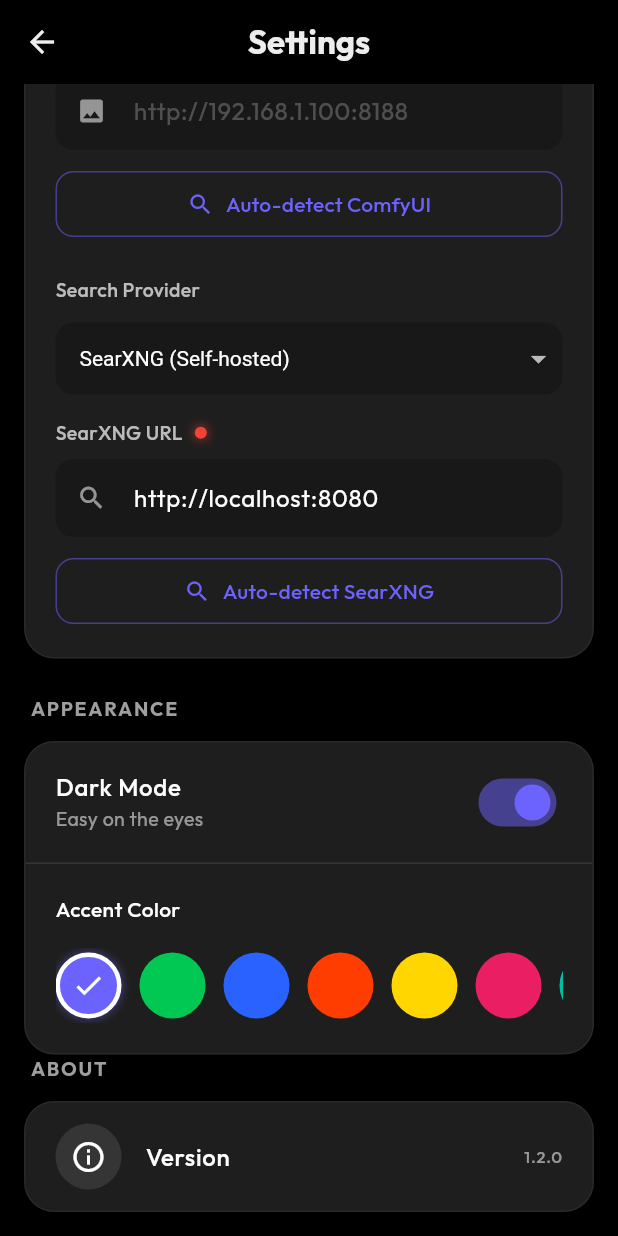
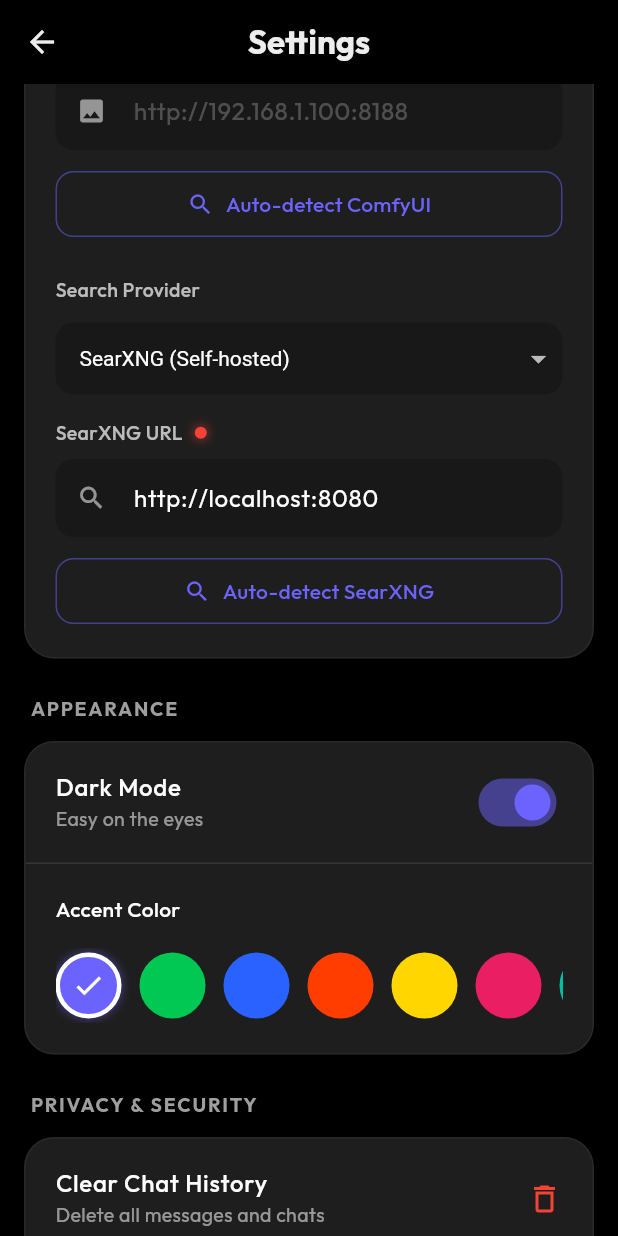
Before and after one commit to shreyashp77/ChadGPT, a Flutter app: the SettingsScreen screen opened by its route, scrolled down 648 dp, on a phone screen of 412 x 824 dp. Run offline on Flutter 3.47's test engine with Material 3 defaults, Android fonts, the phone set to English and light mode, and no system bars; our stand-ins replace file_picker, flutter_animate, flutter_local_notifications, flutter_markdown, flutter_secure_storage, flutter_tts and 9 more; missing offline and left inert: flutter_foreground_task, flutter_highlighter, gal, llama_flutter_android, markdown, pasteboard; accounts and stored records are empty.

Commit message:
feat: add secure storage service and data wiping options to settings

```diff
--- a/lib/providers/chat_provider.dart
+++ b/lib/providers/chat_provider.dart
@@ -574,7 +574,6 @@ class ChatProvider with ChangeNotifier, WidgetsBindingObserver {
       await _dbService.insertMessage(userMsg, false);
     }
 
-    print('DEBUG: sendMessage called. Content: $content');
 
     // 3. Validation - For local models, check LocalModelService instead of selectedModelId
     final isLocalModel = _settingsProvider.settings.apiProvider == ApiProvider.localModel;
@@ -597,7 +596,6 @@ class ChatProvider with ChangeNotifier, WidgetsBindingObserver {
          return;
     }
 
-    print('DEBUG: Calling _generateAssistantResponse');
     // 4. Trigger Response (NON-BLOCKING)
     _generateAssistantResponse(content, useWebSearch: useWebSearch);
   }
@@ -1056,7 +1054,6 @@ class ChatProvider with ChangeNotifier, WidgetsBindingObserver {
     // Response content (declared here so it's accessible in catch block)
     String fullResponse = "";
 
-    print('DEBUG: _generateAssistantResponse started');
     try {
       // Check if using local model provider
       final isLocalModel = _settingsProvider.settings.apiProvider == ApiProvider.localModel;
@@ -1069,7 +1066,6 @@ class ChatProvider with ChangeNotifier, WidgetsBindingObserver {
 
       if (_abortGeneration) return;
 
-      print('DEBUG: Starting stream');
       // For local models, modelId is not used (model is managed by LocalModelService)
       final effectiveModelId = isLocalModel
           ? 'local'
@@ -1090,7 +1086,6 @@ class ChatProvider with ChangeNotifier, WidgetsBindingObserver {
       int lastHapticTime = 0; // Timestamp for throttling
 
       await for (final chunk in stream) {
-        print('DEBUG: Received chunk: ${chunk.content?.length}');
         if (_abortGeneration) break;
 
         // Handle content
@@ -1218,7 +1213,6 @@ class ChatProvider with ChangeNotifier, WidgetsBindingObserver {
       }
 
     } catch (e) {
-      print('DEBUG: _generateAssistantResponse error: $e');
       // If app is in background and we have partial content, treat as truncation not error
       final isConnectionError = e.toString().contains('Connection closed') ||
                                  e.toString().contains('ClientException');
--- a/lib/screens/settings_screen.dart
+++ b/lib/screens/settings_screen.dart
@@ -96,6 +96,14 @@ class _SettingsScreenState extends State<SettingsScreen> {
                 const SizedBox(height: 8),
                 _buildAppearanceCard(context, settings, settingsProvider),
 
+                const SizedBox(height: 24),
+
+                _buildSectionHeader('Privacy & Security'),
+                const SizedBox(height: 8),
+                _buildPrivacyCard(context, settings, settingsProvider),
+
+
+                const SizedBox(height: 24),
 
                  _buildSectionHeader('About'),
                  const SizedBox(height: 8),
@@ -715,6 +723,72 @@ class _SettingsScreenState extends State<SettingsScreen> {
     );
   }
 
+  Widget _buildPrivacyCard(BuildContext context, AppSettings settings, SettingsProvider settingsProvider) {
+    final isDark = Theme.of(context).brightness == Brightness.dark;
+    final textColor = isDark ? Colors.white : Colors.black87;
+    final subtitleColor = isDark ? Colors.white54 : Colors.black54;
+    final dividerColor = isDark ? Colors.white10 : Colors.black12;
+
+    return _buildCard(
+      context: context,
+      child: Column(
+        children: [
+          ListTile(
+            contentPadding: const EdgeInsets.symmetric(horizontal: 20, vertical: 4),
+            title: Text('Clear Chat History', style: TextStyle(color: textColor, fontWeight: FontWeight.w500)),
+            subtitle: Text('Delete all messages and chats', style: TextStyle(color: subtitleColor, fontSize: 13)),
+            trailing: const Icon(Icons.delete_outline, color: Colors.red),
+            onTap: () => _showClearConfirmation(context, settingsProvider, false),
+          ),
+          Divider(height: 1, color: dividerColor),
+          ListTile(
+               contentPadding: const EdgeInsets.symmetric(horizontal: 20, vertical: 4),
+               title: Text('Wipe All Data', style: TextStyle(color: Colors.red, fontWeight: FontWeight.bold)),
+               subtitle: Text('Delete logs, settings, and models', style: TextStyle(color: subtitleColor, fontSize: 13)),
+               trailing: const Icon(Icons.delete_forever, color: Colors.red),
+               onTap: () => _showClearConfirmation(context, settingsProvider, true),
+          ),
+        ],
+      ),
+    );
+  }
+
+  void _showClearConfirmation(BuildContext context, SettingsProvider provider, bool isFullWipe) {
+      showDialog(
+          context: context,
+          builder: (ctx) => AlertDialog(
+              backgroundColor: Theme.of(context).brightness == Brightness.dark ? const Color(0xFF2C2C2C) : Colors.white,
+              title: Text(isFullWipe ? 'Wipe All Data?' : 'Clear History?', style: TextStyle(color: Theme.of(context).brightness == Brightness.dark ? Colors.white : Colors.black, fontWeight: FontWeight.bold)),
+              content: Text(
+                  isFullWipe
+                    ? 'This will permanently delete ALL app data, including settings, API keys, downloaded models meta-data, and chat history. This action cannot be undone.'
+                    : 'This will permanently delete all your chat history. This action cannot be undone.',
+                  style: TextStyle(color: Theme.of(context).brightness == Brightness.dark ? Colors.white70 : Colors.black87),
+              ),
+              actions: [
+                  TextButton(
+                      onPressed: () => Navigator.pop(ctx),
+                      child: const Text('Cancel'),
+                  ),
+                  TextButton(
+                      onPressed: () {
+                          Navigator.pop(ctx);
+                          if (isFullWipe) {
+                              provider.clearAllData();
+                          } else {
+                              provider.clearChatHistory();
+                          }
+                          ScaffoldMessenger.of(context).showSnackBar(
+                              SnackBar(content: Text(isFullWipe ? 'All data wiped' : 'Chat history cleared')),
+                          );
+                      },
+                      child: Text('Delete', style: TextStyle(color: Colors.red, fontWeight: FontWeight.bold)),
+                  ),
+              ],
+          )
+      );
+  }
+
   Widget _buildStatusDot(bool isConnected) {
     return Container(
        width: 8,
--- a/lib/services/database_service.dart
+++ b/lib/services/database_service.dart
@@ -449,4 +449,22 @@ class DatabaseService {
     );
     return List.generate(maps.length, (i) => LocalModel.fromMap(maps[i]));
   }
+
+  // Privacy & Data Management
+  Future<void> clearChatHistory() async {
+    final db = await database;
+    await db.transaction((txn) async {
+      await txn.delete(AppConstants.tableNameMessages);
+      await txn.delete(AppConstants.tableNameChats);
+    });
+  }
+
+  Future<void> clearAllData() async {
+    final db = await database;
+    await db.transaction((txn) async {
+       await txn.delete(AppConstants.tableNameMessages);
+       await txn.delete(AppConstants.tableNameChats);
+       await txn.delete('local_models');
+    });
+  }
 }
--- a/pubspec.yaml
+++ b/pubspec.yaml
@@ -63,6 +63,7 @@ dependencies:
   wakelock_plus: ^1.2.8
   flutter_foreground_task: ^8.10.3
   llama_flutter_android: ^0.1.1  # Android-optimized llama.cpp wrapper
+  flutter_secure_storage: ^9.0.0
 
 dev_dependencies:
   flutter_test:
```
Also changed, not shown: lib/providers/settings_provider.dart (+17 -0 lines), lib/services/secure_storage_service.dart (added, +42 -0 lines), lib/services/shared_prefs_service.dart (+34 -40 lines), pubspec.lock, 5 other files.
